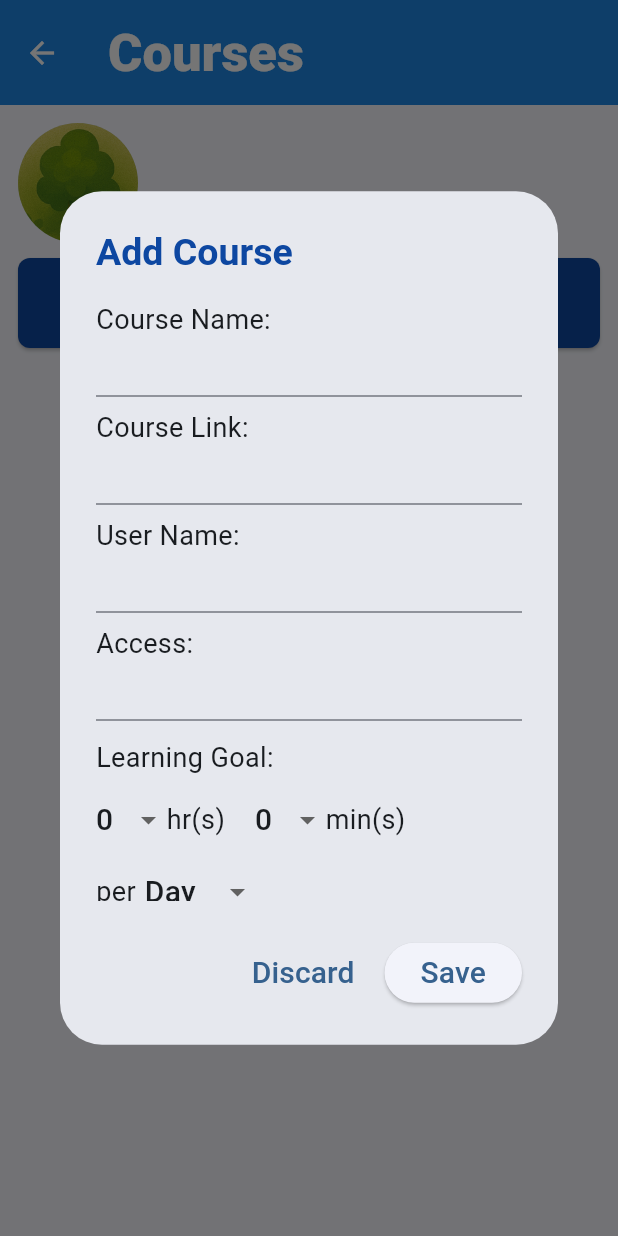
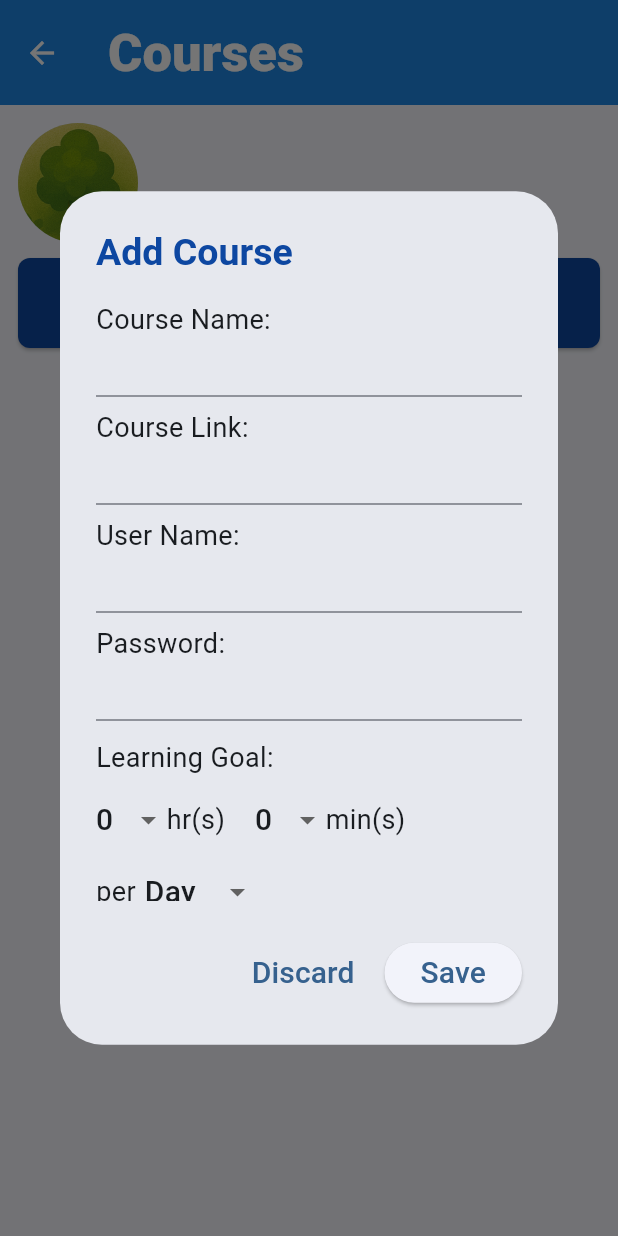
Before and after one commit to Crystal511123/StudyBuddy, a Flutter app: the CoursePage screen opened directly with empty values, after a tap on "Add Course", on a phone screen of 412 x 824 dp. Run offline on Flutter 3.47's test engine with Material 3 defaults, Android fonts, the phone set to English and light mode, and no system bars.

Commit message:
Access to password

```diff
--- a/lib/course.dart
+++ b/lib/course.dart
@@ -82,7 +82,7 @@ class _CoursePageState extends State<CoursePage> {
                 ),
                 const SizedBox(height: 8),
                 // Access
-                const Align(alignment: Alignment.centerLeft, child: Text("Access:",style:TextStyle(fontSize: 18,))),
+                const Align(alignment: Alignment.centerLeft, child: Text("Password:",style:TextStyle(fontSize: 18,))),
                 TextField(
                   style:TextStyle(fontSize:20),
                   controller: accessController,
@@ -208,7 +208,7 @@ class _CoursePageState extends State<CoursePage> {
                   if (nameController.text.isEmpty) missingFields += '-Course Name\n';
                   if (linkController.text.isEmpty) missingFields += '-Course Link\n';
                   if (userNameController.text.isEmpty) missingFields += '-User Name\n';
-                  if (accessController.text.isEmpty) missingFields += '-Access\n';
+                  if (accessController.text.isEmpty) missingFields += '-Password\n';
                   if (minuteController==0 && hourController==0) missingFields += '-Learning Goal\n';
 
                   showDialog(
@@ -482,12 +482,11 @@ class _CoursePageState extends State<CoursePage> {
             style: const TextStyle(
             decoration: TextDecoration.underline,
             fontSize: 20,
-            color: Color.fromARGB(255, 42, 99, 145),
           ),
           ),
         ),
         const SizedBox(height: 4),
-        const Text("Access:",style: TextStyle(fontSize: 23,fontWeight: FontWeight.w700,)),
+        const Text("Password:",style: TextStyle(fontSize: 23,fontWeight: FontWeight.w700,)),
         Text(
           sharedState.tasks[index]['access'],
           style: const TextStyle(
```
